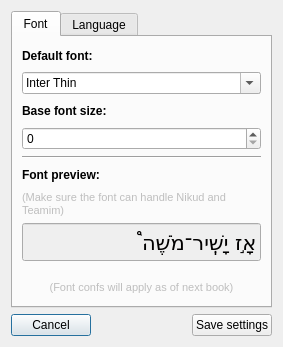
Old version of the form yoch_desktop_version/settings.ui in the repository MosheWagner/Orayta-QT.
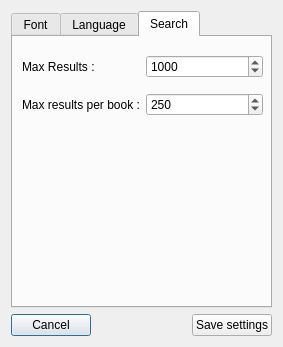
New version of the form. The open tabs and pages were chosen to show the change. Icons and pictures are not drawn.

Diff of the .ui file:
```diff
--- a/yoch_desktop_version/settings.ui
+++ b/yoch_desktop_version/settings.ui
@@ -361,6 +361,69 @@
        </item>
       </layout>
      </widget>
+     <widget class="QWidget" name="tab_3">
+      <attribute name="title">
+       <string>Search</string>
+      </attribute>
+      <widget class="QWidget" name="gridLayoutWidget">
+       <property name="geometry">
+        <rect>
+         <x>9</x>
+         <y>9</y>
+         <width>241</width>
+         <height>81</height>
+        </rect>
+       </property>
+       <layout class="QGridLayout" name="gridLayout">
+        <item row="0" column="0">
+         <widget class="QLabel" name="label_maxResults">
+          <property name="text">
+           <string>Max Results :</string>
+          </property>
+         </widget>
+        </item>
+        <item row="1" column="0">
+         <widget class="QLabel" name="label_maxResultsPerBook">
+          <property name="text">
+           <string>Max results per book :</string>
+          </property>
+         </widget>
+        </item>
+        <item row="0" column="1">
+         <widget class="QSpinBox" name="spinBox_maxResults">
+          <property name="minimum">
+           <number>200</number>
+          </property>
+          <property name="maximum">
+           <number>10000</number>
+          </property>
+          <property name="singleStep">
+           <number>50</number>
+          </property>
+          <property name="value">
+           <number>1000</number>
+          </property>
+         </widget>
+        </item>
+        <item row="1" column="1">
+         <widget class="QSpinBox" name="spinBox_maxPerBook">
+          <property name="minimum">
+           <number>100</number>
+          </property>
+          <property name="maximum">
+           <number>1000</number>
+          </property>
+          <property name="singleStep">
+           <number>25</number>
+          </property>
+          <property name="value">
+           <number>250</number>
+          </property>
+         </widget>
+        </item>
+       </layout>
+      </widget>
+     </widget>
     </widget>
    </item>
    <item>
```
Left out of the diff: 3 changed lines with no effect on the pictures.
